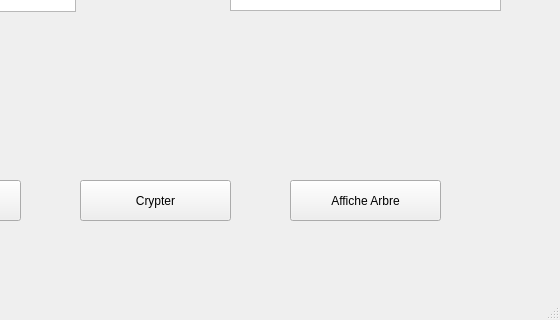
The window that mainwindow.ui (Ehonne/Cryptage_Decryptage) describes before a commit, drawn with Qt 5; both pictures show x 240 to 800 and y 280 to 600 of the 800 by 600 pixel window.
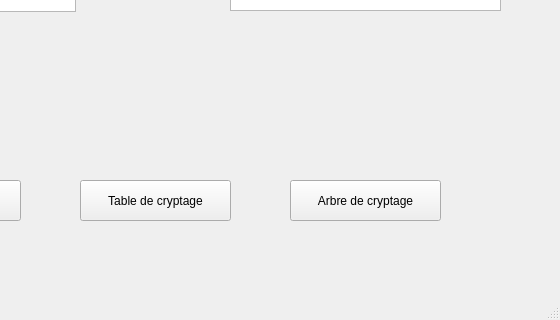
The same window after the commit.

Commit message: Modification du bouton central + suppretion d'affiche pas ouf

Patch:
```diff
--- a/mainwindow.ui
+++ b/mainwindow.ui
@@ -73,10 +73,13 @@
      </rect>
     </property>
     <property name="text">
-     <string>Crypter</string>
+     <string>Table de cryptage</string>
     </property>
    </widget>
    <widget class="QPushButton" name="Affiche_Arbre">
+    <property name="enabled">
+     <bool>true</bool>
+    </property>
     <property name="geometry">
      <rect>
       <x>530</x>
@@ -86,7 +89,7 @@
      </rect>
     </property>
     <property name="text">
-     <string>Affiche Arbre</string>
+     <string>Arbre de cryptage</string>
     </property>
    </widget>
   </widget>
```
Left out of the diff: 3 changed lines with no effect on the pictures. The commit also changes 2 other files.
